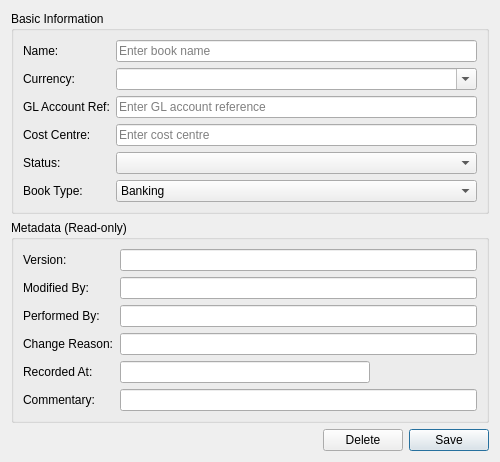
Qt form projects/ores.qt/ui/BookDetailDialog.ui (OreStudio/OreStudio) before a commit.
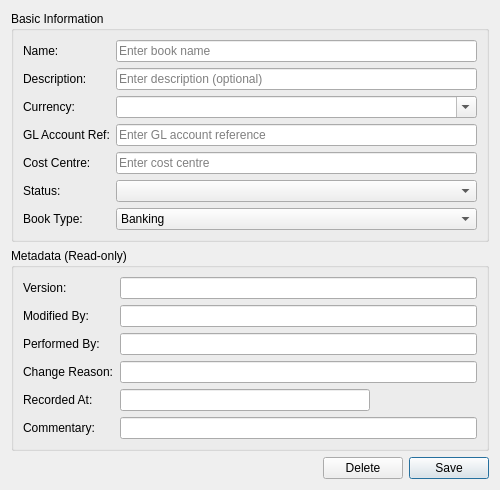
The same form after that commit.

Commit message:
[refdata] Add description field to book and portfolio
Full-stack addition of description to book and portfolio entities:
- Domain/entity: add std::string description field
- Mapper: copy description in both map() directions
- Protocol: write/read description after name in wire format
- SQL: add description column to CREATE TABLE and migration scripts
- UI: add descriptionEdit to BookDetailDialog and PortfolioDetailDialog

```diff
--- a/projects/ores.qt/ui/BookDetailDialog.ui
+++ b/projects/ores.qt/ui/BookDetailDialog.ui
@@ -47,65 +47,79 @@
        </widget>
       </item>
       <item row="1" column="0">
+       <widget class="QLabel" name="label_descriptionEdit">
+        <property name="text">
+         <string>Description:</string>
+        </property>
+       </widget>
+      </item>
+      <item row="1" column="1">
+       <widget class="QLineEdit" name="descriptionEdit">
+        <property name="placeholderText">
+         <string>Enter description (optional)</string>
+        </property>
+       </widget>
+      </item>
+      <item row="2" column="0">
        <widget class="QLabel" name="label_ledgerCcyCombo">
         <property name="text">
          <string>Currency:</string>
         </property>
        </widget>
       </item>
-      <item row="1" column="1">
+      <item row="2" column="1">
        <widget class="QComboBox" name="ledgerCcyCombo">
         <property name="editable">
          <bool>true</bool>
         </property>
        </widget>
       </item>
-      <item row="2" column="0">
+      <item row="3" column="0">
        <widget class="QLabel" name="label_glAccountRefEdit">
         <property name="text">
          <string>GL Account Ref:</string>
         </property>
        </widget>
       </item>
-      <item row="2" column="1">
+      <item row="3" column="1">
        <widget class="QLineEdit" name="glAccountRefEdit">
         <property name="placeholderText">
          <string>Enter GL account reference</string>
         </property>
        </widget>
       </item>
-      <item row="3" column="0">
+      <item row="4" column="0">
        <widget class="QLabel" name="label_costCentreEdit">
         <property name="text">
          <string>Cost Centre:</string>
         </property>
        </widget>
       </item>
-      <item row="3" column="1">
+      <item row="4" column="1">
        <widget class="QLineEdit" name="costCenterEdit">
         <property name="placeholderText">
          <string>Enter cost centre</string>
         </property>
        </widget>
       </item>
-      <item row="4" column="0">
+      <item row="5" column="0">
        <widget class="QLabel" name="label_bookStatusCombo">
         <property name="text">
          <string>Status:</string>
         </property>
        </widget>
       </item>
-      <item row="4" column="1">
+      <item row="5" column="1">
        <widget class="QComboBox" name="bookStatusCombo"/>
       </item>
-      <item row="5" column="0">
+      <item row="6" column="0">
        <widget class="QLabel" name="label_bookTypeCombo">
         <property name="text">
          <string>Book Type:</string>
         </property>
        </widget>
       </item>
-      <item row="5" column="1">
+      <item row="6" column="1">
        <widget class="QComboBox" name="bookTypeCombo">
         <item>
          <property name="text">
```
The commit also changes 15 other files.
